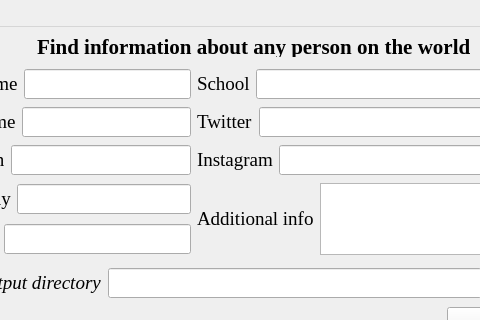
Above: app/design/ui/main.ui from andrei-polukhin/social-media-profiler before the change; both pictures show x 83 to 563 and y 0 to 320 of the 672 by 437 pixel window. Below: the same form after it.
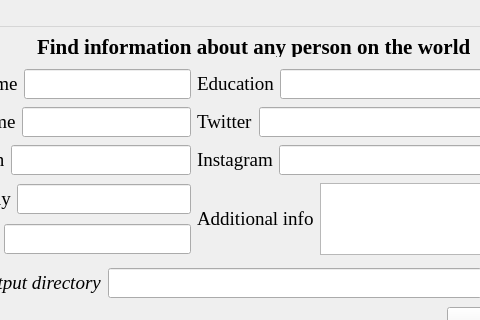
That is the form after the change.

Commit message: Corrected the text into the ui file

What changed in the file:
```diff
--- a/app/design/ui/main.ui
+++ b/app/design/ui/main.ui
@@ -95,7 +95,7 @@
        <item>
         <widget class="QLabel" name="label_4">
          <property name="text">
-          <string>School</string>
+          <string>Education</string>
          </property>
         </widget>
        </item>
@@ -204,7 +204,7 @@
      </item>
     </layout>
    </widget>
-   <widget class="QWidget" name="">
+   <widget class="QWidget" name="layoutWidget">
     <property name="geometry">
      <rect>
       <x>20</x>
```
